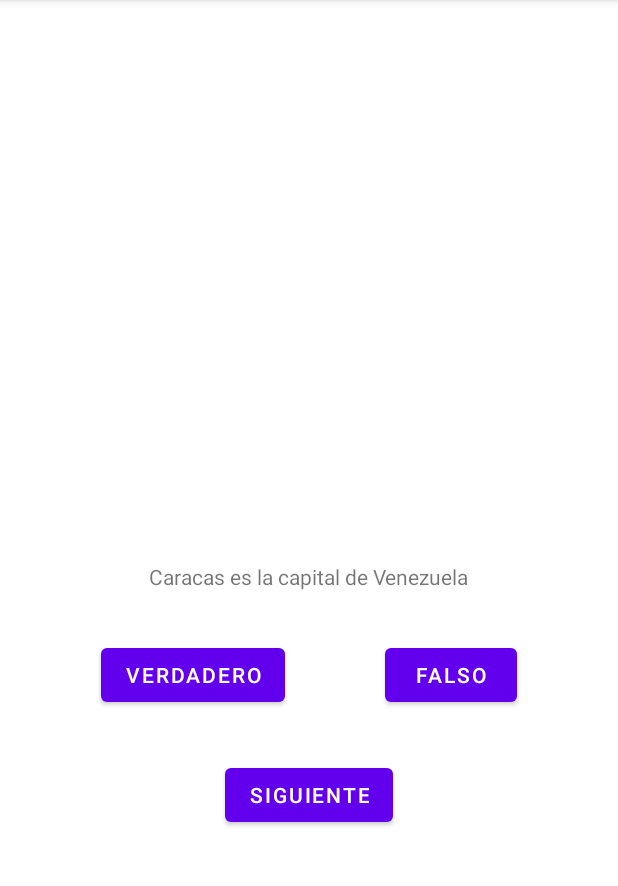
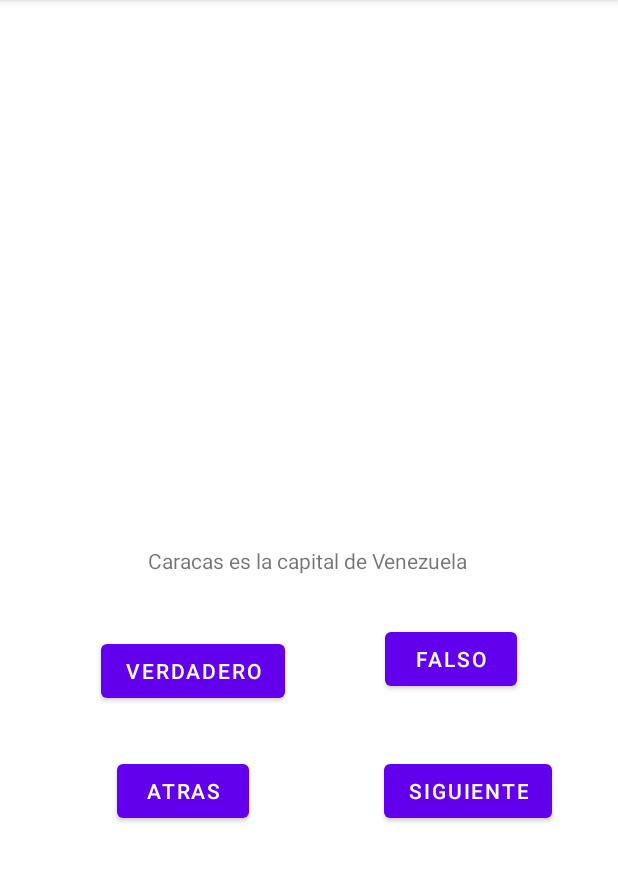
Before and after one commit to CodeMarco18/AppCuestionario, an Android app: the screen it shows after launch (MainActivity), on a phone screen of 412 x 824 dp, the part 84-970 px from its top. Run offline under Robolectric (Android 15) with nearby library versions, the phone set to English and light mode, and no system bars.

Commit message:
1. Implementar el control de la cantidad de preguntas 2. Implementar la funcionalidda del boton anterior

```diff
--- a/app/src/main/res/layout/activity_main.xml
+++ b/app/src/main/res/layout/activity_main.xml
@@ -23,15 +23,17 @@
         android:layout_height="wrap_content"
         android:text="@string/textview_pregunta"
         app:layout_constraintBottom_toBottomOf="parent"
+        app:layout_constraintHorizontal_bias="0.495"
         app:layout_constraintLeft_toLeftOf="parent"
         app:layout_constraintRight_toRightOf="parent"
-        app:layout_constraintTop_toTopOf="parent" />
+        app:layout_constraintTop_toTopOf="parent"
+        app:layout_constraintVertical_bias="0.486" />
 
     <Button
         android:id="@+id/btnVerdadero"
         android:layout_width="wrap_content"
         android:layout_height="wrap_content"
-        android:layout_marginTop="32dp"
+        android:layout_marginTop="40dp"
         android:text="@string/boton_verdadero"
         app:layout_constraintEnd_toStartOf="@+id/btnFalso"
         app:layout_constraintHorizontal_bias="0.5"
@@ -43,10 +45,21 @@
         android:layout_width="wrap_content"
         android:layout_height="wrap_content"
         android:layout_marginTop="32dp"
+        android:layout_marginEnd="44dp"
         android:text="@string/boton_siguiente"
         app:layout_constraintEnd_toEndOf="parent"
-        app:layout_constraintHorizontal_bias="0.5"
-        app:layout_constraintStart_toStartOf="parent"
         app:layout_constraintTop_toBottomOf="@+id/btnVerdadero" />
 
+    <Button
+        android:id="@+id/btn_atras"
+        android:layout_width="wrap_content"
+        android:layout_height="wrap_content"
+        android:layout_marginStart="63dp"
+        android:layout_marginTop="80dp"
+        android:layout_marginEnd="76dp"
+        android:text="@string/boton_atras"
+        app:layout_constraintEnd_toStartOf="@+id/btnSiguiente"
+        app:layout_constraintStart_toStartOf="parent"
+        app:layout_constraintTop_toTopOf="@+id/btnVerdadero" />
+
 </androidx.constraintlayout.widget.ConstraintLayout>
--- a/app/src/main/res/values/strings.xml
+++ b/app/src/main/res/values/strings.xml
@@ -4,4 +4,5 @@
     <string name="boton_verdadero">Verdadero</string>
     <string name="boton_falso">Falso</string>
     <string name="boton_siguiente">Siguiente</string>
+    <string name="boton_atras">Atras</string>
 </resources>
```
Also changed, not shown: app/src/main/java/pe/edu/ilp/appcuestionario/Activities/MainActivity.kt (+54 -3 lines), app/src/main/java/pe/edu/ilp/appcuestionario/model/Pregunta.kt (+35 -0 lines).
